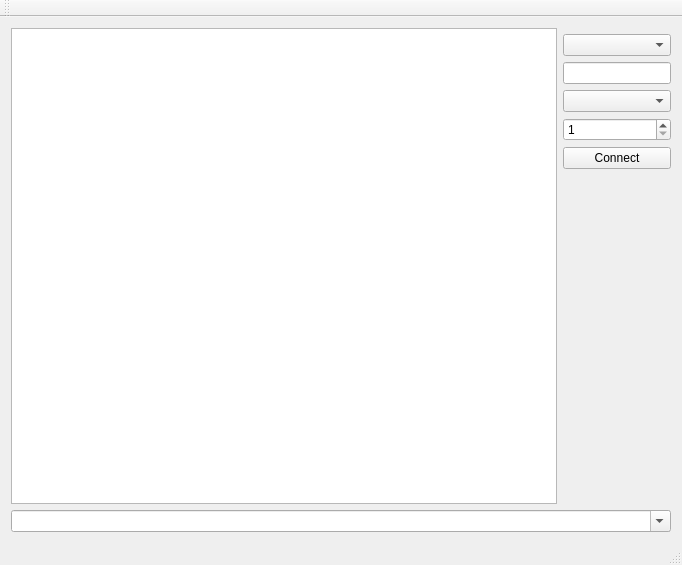
The window that QTelnetTester.ui (vitprado/QTelnet) describes before a commit, drawn with Qt 5.
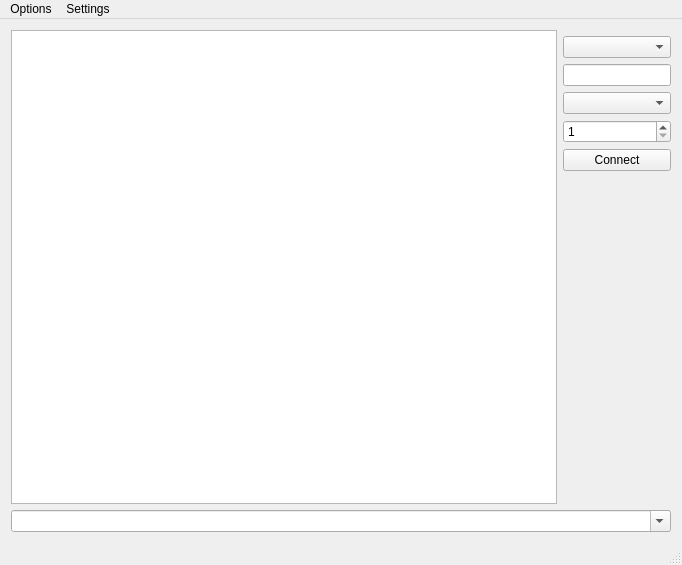
The same window after the commit. Custom widgets are drawn as their Qt base class.

Commit message: feat: options to save output and to clear the screen

What changed in the file:
```diff
--- a/QTelnetTester.ui
+++ b/QTelnetTester.ui
@@ -91,14 +91,21 @@
      <height>22</height>
     </rect>
    </property>
-  </widget>
-  <widget class="QToolBar" name="mainToolBar">
-   <attribute name="toolBarArea">
-    <enum>TopToolBarArea</enum>
-   </attribute>
-   <attribute name="toolBarBreak">
-    <bool>false</bool>
-   </attribute>
+   <widget class="QMenu" name="menuOptions">
+    <property name="title">
+     <string>Options</string>
+    </property>
+    <addaction name="actionClear"/>
+    <addaction name="actionSave_as"/>
+   </widget>
+   <widget class="QMenu" name="menuSettings">
+    <property name="title">
+     <string>Settings</string>
+    </property>
+    <addaction name="actionManual_Address_Port"/>
+   </widget>
+   <addaction name="menuOptions"/>
+   <addaction name="menuSettings"/>
   </widget>
   <widget class="QStatusBar" name="statusBar"/>
  </widget>
```
Left out of the diff: 18 changed lines with no effect on the pictures. The commit also changes 3 other files.
